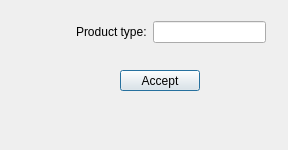
Before: the Qt Designer form comp_type_add.ui in 0x000N3X4N/HomeApplianceService, drawn with Qt 5.
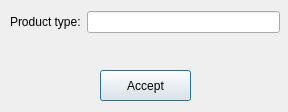
After: the same form once the commit is applied.

Commit message: fix: diagram; added: action for menu (add_component, add_component_type)

```diff
--- a/comp_type_add.ui
+++ b/comp_type_add.ui
@@ -7,7 +7,7 @@
     <x>0</x>
     <y>0</y>
     <width>288</width>
-    <height>150</height>
+    <height>112</height>
    </rect>
   </property>
   <property name="windowTitle">
@@ -16,26 +16,26 @@
   <widget class="QPushButton" name="pushButton">
    <property name="geometry">
     <rect>
-     <x>120</x>
+     <x>100</x>
      <y>70</y>
-     <width>80</width>
-     <height>21</height>
+     <width>91</width>
+     <height>31</height>
     </rect>
    </property>
    <property name="text">
     <string>Accept</string>
    </property>
   </widget>
-  <widget class="QWidget" name="">
+  <widget class="QWidget" name="layoutWidget">
    <property name="geometry">
     <rect>
-     <x>76</x>
-     <y>20</y>
-     <width>190</width>
+     <x>10</x>
+     <y>10</y>
+     <width>270</width>
      <height>24</height>
     </rect>
    </property>
-   <layout class="QHBoxLayout" name="horizontalLayout">
+   <layout class="QHBoxLayout" name="hLayout">
     <item>
      <widget class="QLabel" name="label">
       <property name="text">
```
Left out of the diff: 12 changed lines with no effect on the pictures. The commit also changes 10 other files.
